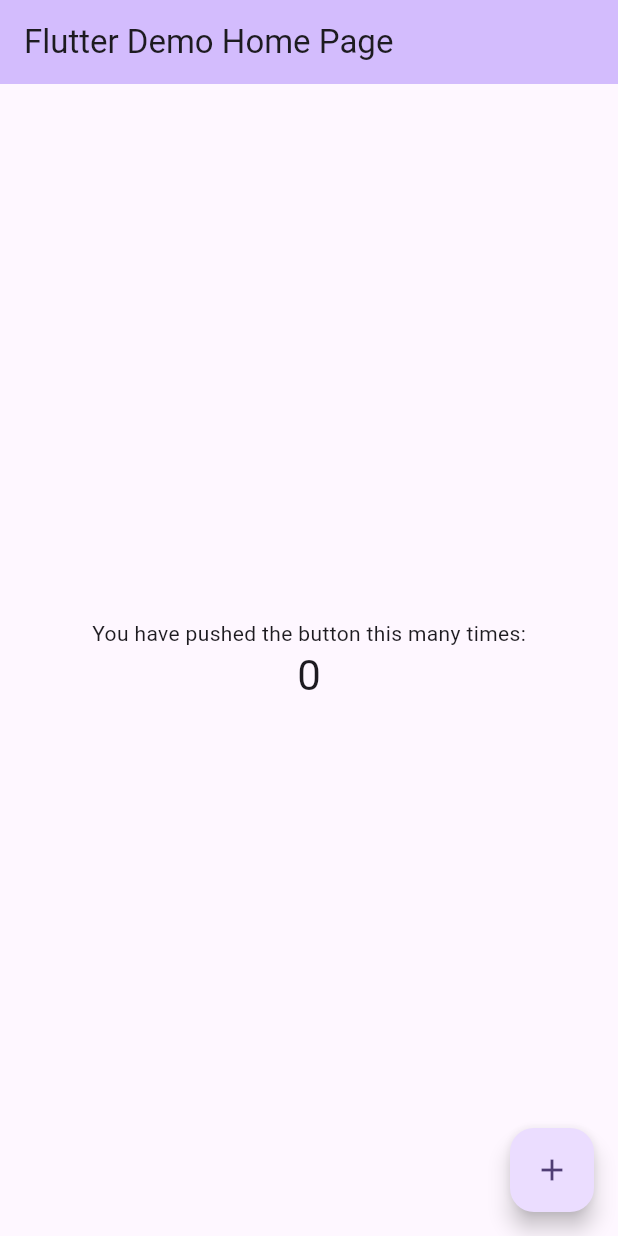
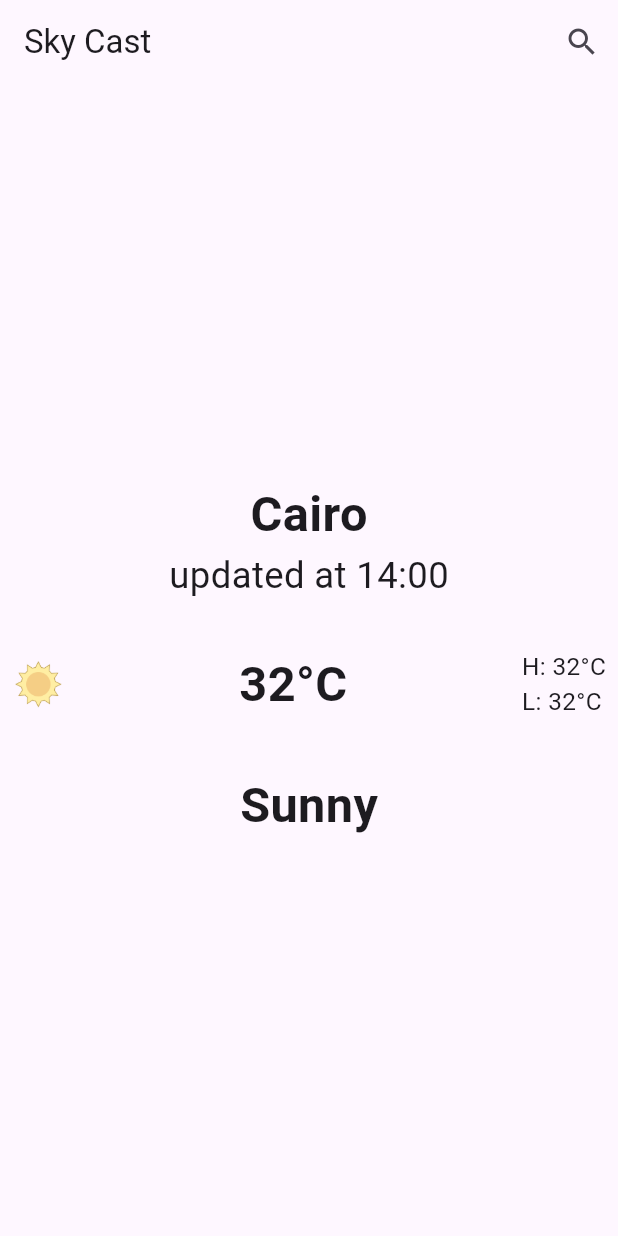
Before and after one commit to Mohammed-Mahmoud0/sky_cast, a Flutter app: the screen it shows after launch, on a phone screen of 412 x 824 dp. Run offline on Flutter 3.47's test engine with Material 3 defaults, Android fonts, the phone set to English and light mode, and no system bars; our stand-ins replace flutter_screenutil.

Commit message:
project structure and basic ui of home screen and weather model is done

```diff
--- /dev/null
+++ b/lib/features/home/ui/home_screen.dart
@@ -0,0 +1,27 @@
+import 'package:flutter/material.dart';
+import 'package:sky_cast/features/home/ui/widgets/no_weather_body.dart';
+import 'package:sky_cast/features/home/ui/widgets/weather_info_body.dart';
+
+class HomeScreen extends StatelessWidget {
+  const HomeScreen({super.key});
+
+  @override
+  Widget build(BuildContext context) {
+    return Scaffold(
+      appBar: AppBar(
+        title: Text(
+          'Sky Cast',
+        ),
+        actions: [
+          IconButton(
+            onPressed: () {},
+            icon: Icon(
+              Icons.search,
+            ),
+          ),
+        ],
+      ),
+      body: WeatherInfoBody(),
+    );
+  }
+}
--- /dev/null
+++ b/lib/features/home/ui/widgets/weather_info_body.dart
@@ -0,0 +1,71 @@
+import 'package:flutter/material.dart';
+import 'package:flutter_screenutil/flutter_screenutil.dart';
+
+class WeatherInfoBody extends StatelessWidget {
+  const WeatherInfoBody({super.key});
+
+  @override
+  Widget build(BuildContext context) {
+    return Padding(
+      padding: const EdgeInsets.all(8.0),
+      child: Scaffold(
+        body: Center(
+          child: Column(
+            mainAxisAlignment: MainAxisAlignment.center,
+            children: [
+              Text(
+                'Cairo',
+                style: TextStyle(
+                  fontSize: 32.sp,
+                  fontWeight: FontWeight.bold,
+                ),
+              ),
+              Text(
+                'updated at 14:00',
+                style: TextStyle(
+                  fontSize: 24.sp,
+                ),
+              ),
+              SizedBox(
+                height: 32.h,
+              ),
+              Row(
+                mainAxisAlignment: MainAxisAlignment.spaceBetween,
+                children: [
+                  Image.asset(
+                    'assets/images/clear.png',
+                    height: 32.h,
+                    width: 32.w,
+                  ),
+                  Text(
+                    '32°C',
+                    style: TextStyle(
+                      fontSize: 32.sp,
+                      fontWeight: FontWeight.bold,
+                    ),
+                  ),
+                  Text(
+                    'H: 32°C\nL: 32°C',
+                    style: TextStyle(
+                      fontSize: 16.sp,
+                    ),
+                  ),
+                ],
+              ),
+              SizedBox(
+                height: 32.w,
+              ),
+              Text(
+                'Sunny',
+                style: TextStyle(
+                  fontSize: 32.sp,
+                  fontWeight: FontWeight.bold,
+                ),
+              ),
+            ],
+          ),
+        ),
+      ),
+    );
+  }
+}
--- a/lib/main.dart
+++ b/lib/main.dart
@@ -1,125 +1,6 @@
 import 'package:flutter/material.dart';
+import 'package:sky_cast/sky_cast.dart';
 
 void main() {
-  runApp(const MyApp());
+  runApp(const SkyCast());
 }
-
-class MyApp extends StatelessWidget {
-  const MyApp({super.key});
-
-  // This widget is the root of your application.
-  @override
-  Widget build(BuildContext context) {
-    return MaterialApp(
-      title: 'Flutter Demo',
-      theme: ThemeData(
-        // This is the theme of your application.
-        //
-        // TRY THIS: Try running your application with "flutter run". You'll see
-        // the application has a purple toolbar. Then, without quitting the app,
-        // try changing the seedColor in the colorScheme below to Colors.green
-        // and then invoke "hot reload" (save your changes or press the "hot
-        // reload" button in a Flutter-supported IDE, or press "r" if you used
-        // the command line to start the app).
-        //
-        // Notice that the counter didn't reset back to zero; the application
-        // state is not lost during the reload. To reset the state, use hot
-        // restart instead.
-        //
-        // This works for code too, not just values: Most code changes can be
-        // tested with just a hot reload.
-        colorScheme: ColorScheme.fromSeed(seedColor: Colors.deepPurple),
-        useMaterial3: true,
-      ),
-      home: const MyHomePage(title: 'Flutter Demo Home Page'),
-    );
-  }
-}
-
-class MyHomePage extends StatefulWidget {
-  const MyHomePage({super.key, required this.title});
-
-  // This widget is the home page of your application. It is stateful, meaning
-  // that it has a State object (defined below) that contains fields that affect
-  // how it looks.
-
-  // This class is the configuration for the state. It holds the values (in this
-  // case the title) provided by the parent (in this case the App widget) and
-  // used by the build method of the State. Fields in a Widget subclass are
-  // always marked "final".
-
-  final String title;
-
-  @override
-  State<MyHomePage> createState() => _MyHomePageState();
-}
-
-class _MyHomePageState extends State<MyHomePage> {
-  int _counter = 0;
-
-  void _incrementCounter() {
-    setState(() {
-      // This call to setState tells the Flutter framework that something has
-      // changed in this State, which causes it to rerun the build method below
-      // so that the display can reflect the updated values. If we changed
-      // _counter without calling setState(), then the build method would not be
-      // called again, and so nothing would appear to happen.
-      _counter++;
-    });
-  }
-
-  @override
-  Widget build(BuildContext context) {
-    // This method is rerun every time setState is called, for instance as done
-    // by the _incrementCounter method above.
-    //
-    // The Flutter framework has been optimized to make rerunning build methods
-    // fast, so that you can just rebuild anything that needs updating rather
-    // than having to individually change instances of widgets.
-    return Scaffold(
-      appBar: AppBar(
-        // TRY THIS: Try changing the color here to a specific color (to
-        // Colors.amber, perhaps?) and trigger a hot reload to see the AppBar
-        // change color while the other colors stay the same.
-        backgroundColor: Theme.of(context).colorScheme.inversePrimary,
-        // Here we take the value from the MyHomePage object that was created by
-        // the App.build method, and use it to set our appbar title.
-        title: Text(widget.title),
-      ),
-      body: Center(
-        // Center is a layout widget. It takes a single child and positions it
-        // in the middle of the parent.
-        child: Column(
-          // Column is also a layout widget. It takes a list of children and
-          // arranges them vertically. By default, it sizes itself to fit its
-          // children horizontally, and tries to be as tall as its parent.
-          //
-          // Column has various properties to control how it sizes itself and
-          // how it positions its children. Here we use mainAxisAlignment to
-          // center the children vertically; the main axis here is the vertical
-          // axis because Columns are vertical (the cross axis would be
-          // horizontal).
-          //
-          // TRY THIS: Invoke "debug painting" (choose the "Toggle Debug Paint"
-          // action in the IDE, or press "p" in the console), to see the
-          // wireframe for each widget.
-          mainAxisAlignment: MainAxisAlignment.center,
-          children: <Widget>[
-            const Text(
-              'You have pushed the button this many times:',
-            ),
-            Text(
-              '$_counter',
-              style: Theme.of(context).textTheme.headlineMedium,
-            ),
-          ],
-        ),
-      ),
-      floatingActionButton: FloatingActionButton(
-        onPressed: _incrementCounter,
-        tooltip: 'Increment',
-        child: const Icon(Icons.add),
-      ), // This trailing comma makes auto-formatting nicer for build methods.
-    );
-  }
-}
--- /dev/null
+++ b/lib/sky_cast.dart
@@ -0,0 +1,22 @@
+import 'package:flutter/material.dart';
+import 'package:flutter_screenutil/flutter_screenutil.dart';
+import 'package:sky_cast/features/home/ui/home_screen.dart';
+
+class SkyCast extends StatelessWidget {
+  const SkyCast({super.key});
+
+  @override
+  Widget build(BuildContext context) {
+    return ScreenUtilInit(
+      designSize: const Size(375, 812),
+      minTextAdapt: true,
+      child: MaterialApp(
+        debugShowCheckedModeBanner: false,
+        theme: ThemeData(
+          primarySwatch: Colors.blue,
+        ),
+        home: HomeScreen(),
+      ),
+    );
+  }
+}
```
Also changed, not shown: lib/features/home/data/models/weather_model.dart (added, +30 -0 lines), lib/features/home/ui/widgets/no_weather_body.dart (added, +24 -0 lines), pubspec.yaml (+9 -3 lines), assets/images/clear.png (added), assets/images/logo.png (added), pubspec.lock, 7 other files.
